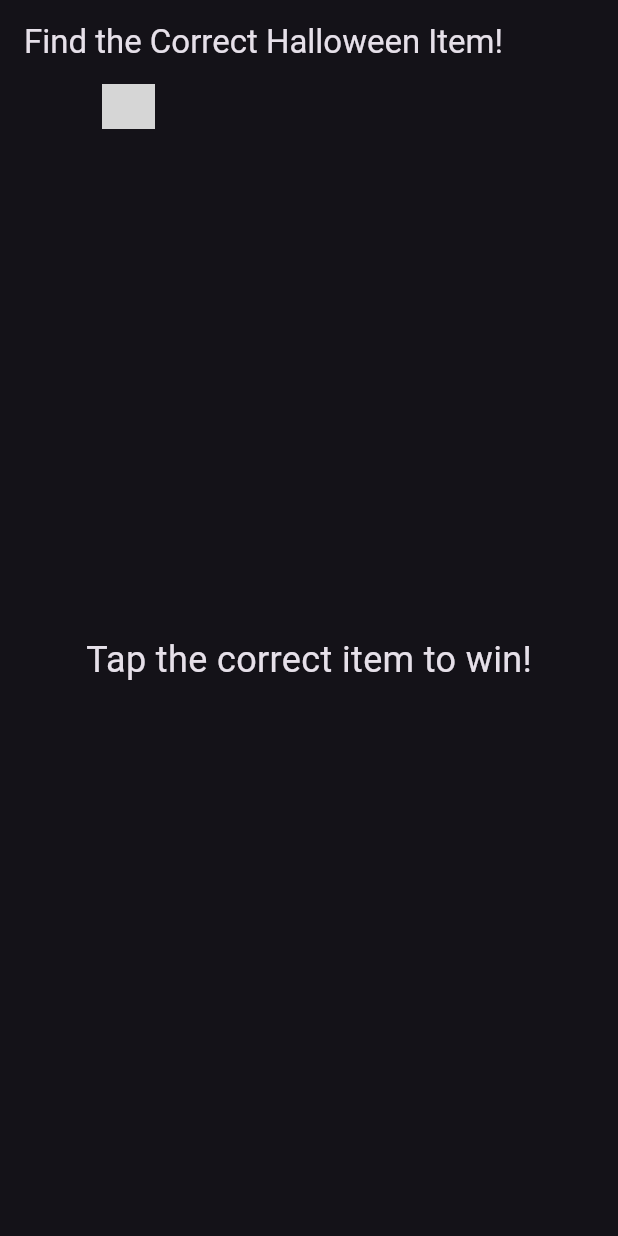
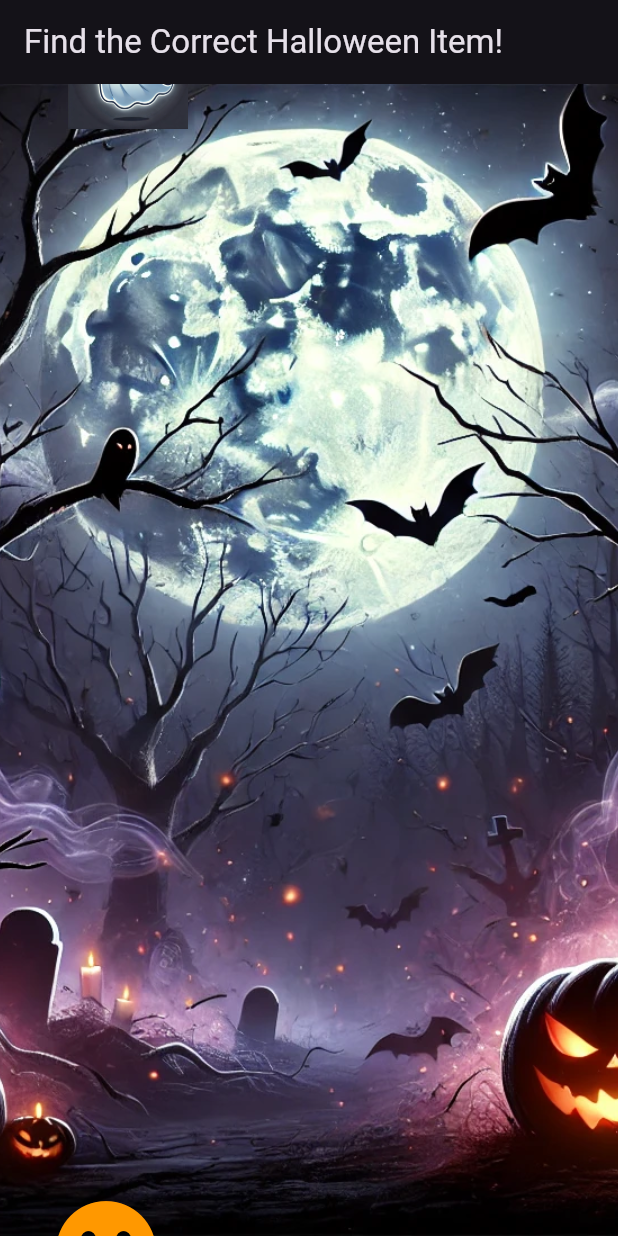
Before and after one commit to JackyZheng070102/in_class_activity_8, a Flutter app: the screen it shows after launch, on a phone screen of 412 x 824 dp. Run offline on Flutter 3.47's test engine with Material 3 defaults, Android fonts, the phone set to English and light mode, and no system bars; grey boxes are pictures that could not be loaded.

Commit message:
Added ghost image and updated app with new spooky elements

```diff
--- a/lib/main.dart
+++ b/lib/main.dart
@@ -48,13 +48,25 @@
       appBar: AppBar(title: Text('Find the Correct Halloween Item!')),
       body: Stack(
         children: [
-          Center(child: Text("Tap the correct item to win!", style: TextStyle(fontSize: 24))),
+          // Background image
+          Positioned.fill(
+            child: Image.asset(
+              'lib/assets/background1.png',
+              fit: BoxFit.cover,
+            ),
+          ),
+          // Ghost image
           Positioned(
             left: random.nextDouble() * MediaQuery.of(context).size.width,
             top: _animation.value,
-            child: Icon(Icons.ghost, size: 80, color: Colors.white),
+            child: Image.asset('lib/assets/ghost.png', width: 80, height: 80),
           ),
-          // Add more floating objects
+          // Pumpkin icon
+          Positioned(
+            right: random.nextDouble() * MediaQuery.of(context).size.width,
+            bottom: _animation.value,
+            child: Icon(Icons.emoji_emotions, size: 80, color: Colors.orange),
+          ),
         ],
       ),
     );
```
Also changed, not shown: pubspec.yaml (+4 -67 lines), lib/assets/background1.png (added), lib/assets/ghost.png (added).
